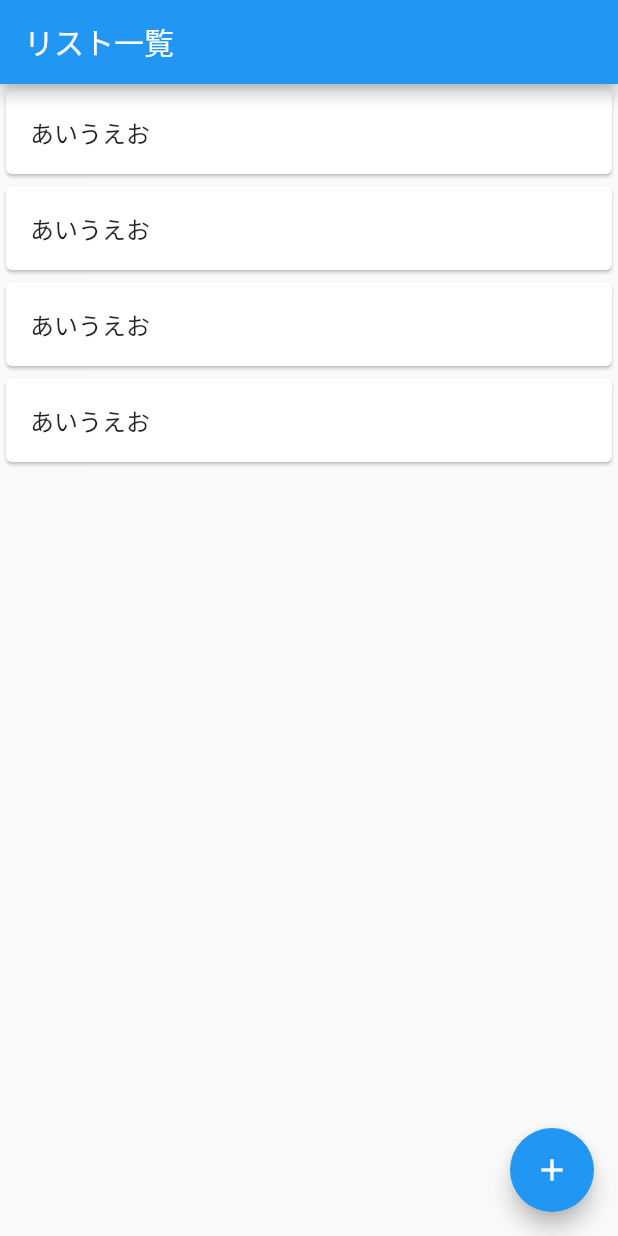
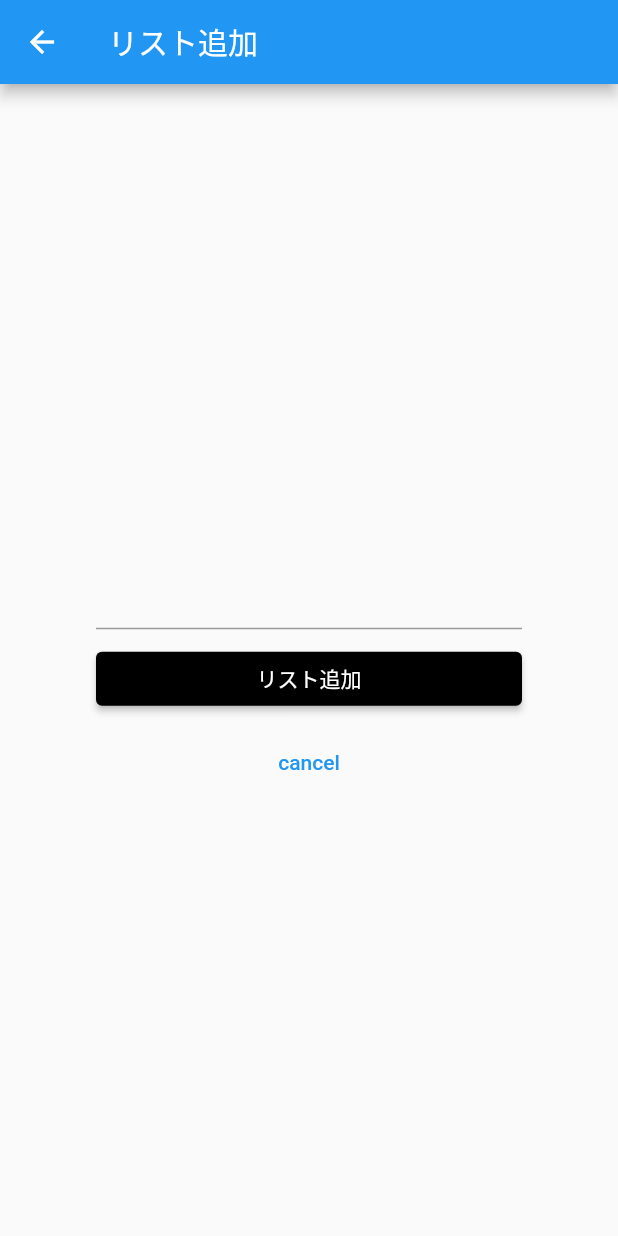
Before and after one commit to reer/todo_app, a Flutter app: the screen it shows after launch, after a tap on the "add" icon, on a phone screen of 412 x 824 dp. Run offline on Flutter 3.47's test engine with Material 2 defaults, Android fonts, the phone set to English and light mode, and no system bars.

```diff
--- a/lib/main.dart
+++ b/lib/main.dart
@@ -1,4 +1,5 @@
 import 'package:flutter/material.dart';
+import 'package:todo_app/todo_add_page.dart';
 
 void main() {
   runApp(MyApp());
@@ -23,8 +24,6 @@ class TodoListPage extends StatelessWidget {
   @override
   Widget build(BuildContext context) {
     return Scaffold(
-      // *** 追加する部分 ***
-      // AppBarを表示し、タイトルも設定
       appBar: AppBar(
         title: Text('リスト一覧'),
       ),
@@ -54,7 +53,12 @@ class TodoListPage extends StatelessWidget {
       ),
       floatingActionButton: FloatingActionButton(
         onPressed: () {
-          // --- 省略 ---
+          Navigator.push(
+            context,
+            MaterialPageRoute(
+              builder: (context) => TodoAddPage(),
+            ),
+          );
         },
         child: Icon(Icons.add),
       ),
--- /dev/null
+++ b/lib/todo_add_page.dart
@@ -0,0 +1,68 @@
+import 'package:flutter/material.dart';
+
+
+class TodoAddPage extends StatefulWidget {
+  @override
+  _TodoAddPageState createState() => _TodoAddPageState();
+}
+
+class _TodoAddPageState extends State<TodoAddPage> {
+
+  //入力されたテキストをデータとして持つ
+  String _text = '';
+
+  //データを元にWidgetを表示させる
+  @override
+  Widget build(BuildContext context) {
+    return Scaffold(
+      appBar: AppBar(
+        title: Text('リスト追加'),
+      ),
+      body: Container(
+        padding: EdgeInsets.all(64),
+        child: Column(
+          mainAxisAlignment: MainAxisAlignment.center,
+          children: <Widget>[
+            //入力されたテキストを表示する
+            Text(_text, style: TextStyle(color: Colors.blue)),
+            const SizedBox(height: 8),
+            TextField(
+              //入力されたテキストの値を受け取る
+              onChanged: (String value) {
+                //データが変更したことを知らせる(画面を更新)
+                setState(() {
+                  //データを変更
+                  _text = value;
+                });
+              },
+            ),
+            const SizedBox(height: 9),
+            Container(
+              // 横幅いっぱいに広げる
+              width: double.infinity,
+              // リスト追加ボタン
+              child: ElevatedButton(
+                onPressed: () {},
+                child: Text('リスト追加', style: TextStyle(color: Colors.white)),
+                style: ElevatedButton.styleFrom(
+                  primary: Colors.black
+                ),
+              ),
+            ),
+            const SizedBox(height: 8,),
+            Container(
+              width: double.infinity,
+              child: TextButton(
+                onPressed: (){
+                  Navigator.of(context).pop();
+                },
+                child: Text('cancel'),
+              ),
+            ),
+          ],
+        ),
+      ),
+    );
+  }
+
+}
```
